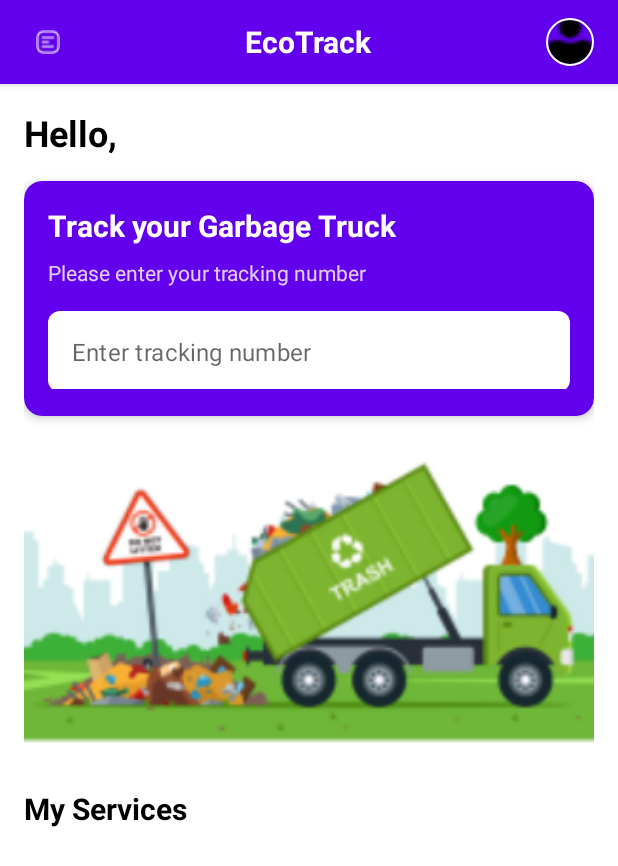
After one commit to MarckRamon/EcoTrack-Mobile, an Android app built with Jetpack Compose: the HomeActivity screen opened directly, with no data from a screen before it, on a phone screen of 412 x 824 dp. The commit adds this screen. Shown: the top 866 px of the screen. Run offline under Robolectric (Android 15) with nearby library versions, the phone set to English and light mode, and no system bars; our stand-ins replace CircleImageView.

Commit message:
Added Home/Dashboard

```diff
--- a/app/build.gradle.kts
+++ b/app/build.gradle.kts
@@ -60,5 +60,8 @@ dependencies {
     androidTestImplementation(libs.androidx.ui.test.junit4)
     debugImplementation(libs.androidx.ui.tooling)
     debugImplementation(libs.androidx.ui.test.manifest)
+
     implementation(libs.material)
+    implementation(libs.circleimageview)
+    implementation("androidx.cardview:cardview:1.0.0")
 }
--- /dev/null
+++ b/app/src/main/java/com/example/ecotrack/HomeActivity.kt
@@ -0,0 +1,97 @@
+package com.example.ecotrack
+
+import androidx.appcompat.app.AppCompatActivity
+import android.os.Bundle
+import android.view.View
+import android.widget.ImageButton
+import androidx.appcompat.widget.Toolbar
+import androidx.recyclerview.widget.RecyclerView
+import com.google.android.material.textfield.TextInputEditText
+import de.hdodenhof.circleimageview.CircleImageView
+import android.widget.TextView
+import android.widget.Toast
+import android.view.inputmethod.EditorInfo
+import androidx.recyclerview.widget.LinearLayoutManager
+
+class HomeActivity : AppCompatActivity() {
+    override fun onCreate(savedInstanceState: Bundle?) {
+        try {
+            super.onCreate(savedInstanceState)
+            setContentView(R.layout.activity_home)
+
+            supportActionBar?.hide()
+
+            // Set up toolbar
+            val toolbar = findViewById<Toolbar>(R.id.toolbar)
+            setSupportActionBar(toolbar)
+            supportActionBar?.setDisplayShowTitleEnabled(false)
+
+            // Initialize views
+            val menuIcon = findViewById<ImageButton>(R.id.menu_icon)
+            val profileIcon = findViewById<CircleImageView>(R.id.profile_icon)
+            val greetingText = findViewById<TextView>(R.id.greeting)
+            val trackingNumberInput = findViewById<TextInputEditText>(R.id.tracking_number_input)
+            val servicesRecyclerView = findViewById<RecyclerView>(R.id.services_recycler_view)
+
+            // Set up click listeners
+            menuIcon.setOnClickListener {
+                // Handle menu click
+                // TODO: Implement navigation drawer or menu functionality
+            }
+
+            profileIcon.setOnClickListener {
+                // Handle profile click
+                // TODO: Navigate to profile screen
+            }
+
+            // Set up greeting text
+            greetingText.text = getString(R.string.welcome_message) + " ${getUserName()}"
+
+            // Set up tracking input
+            trackingNumberInput.setOnEditorActionListener { _, actionId, _ ->
+                if (actionId == EditorInfo.IME_ACTION_SEARCH) {
+                    handleTrackingSearch(trackingNumberInput.text.toString())
+                    true
+                } else {
+                    false
+                }
+            }
+
+            // Set up RecyclerView for services
+            setupServicesRecyclerView(servicesRecyclerView)
+        } catch (e: Exception) {
+            e.printStackTrace()
+            Toast.makeText(this, "Error: ${e.message}", Toast.LENGTH_LONG).show()
+        }
+    }
+
+    private fun getUserName(): String {
+        // TODO: Get actual user name from preferences or backend
+        return "User"
+    }
+
+    private fun handleTrackingSearch(trackingNumber: String) {
+        if (trackingNumber.isNotEmpty()) {
+            // TODO: Implement tracking search functionality
+            Toast.makeText(this, "Searching for tracking number: $trackingNumber", Toast.LENGTH_SHORT).show()
+        }
+    }
+
+    private fun setupServicesRecyclerView(recyclerView: RecyclerView) {
+        val services = listOf(
+            ServiceItem("Courier", "70K+ Couriers", R.drawable.ic_garbage_truck),
+            ServiceItem("Express", "Next Day Delivery", R.drawable.ic_garbage_truck),
+            ServiceItem("Economy", "3-5 Days Delivery", R.drawable.ic_garbage_truck)
+        )
+
+        recyclerView.layoutManager = LinearLayoutManager(this, LinearLayoutManager.HORIZONTAL, false)
+        recyclerView.adapter = ServicesAdapter(services)
+    }
+}
+
+// Data class for service items
+data class ServiceItem(
+    val title: String,
+    val description: String,
+    val iconResId: Int
+)
--- a/app/src/main/java/com/example/ecotrack/LoginActivity.kt
+++ b/app/src/main/java/com/example/ecotrack/LoginActivity.kt
@@ -19,6 +19,7 @@ class LoginActivity : AppCompatActivity() {
         val password = findViewById<EditText>(R.id.et_password)
         val btnLogin = findViewById<Button>(R.id.btn_login)
         val btnRegister = findViewById<Button>(R.id.btn_register)
+        val btnTest = findViewById<Button>(R.id.btn_test)
 
         btnLogin.setOnClickListener {
             if (email.text.toString().isNotEmpty() && password.text.toString().isNotEmpty()) {
@@ -34,5 +35,9 @@ class LoginActivity : AppCompatActivity() {
         btnRegister.setOnClickListener {
             startActivity(Intent(this, RegisterActivity::class.java))
         }
+
+        btnTest.setOnClickListener {
+            startActivity(Intent(this, HomeActivity::class.java))
+        }
     }
 }
--- /dev/null
+++ b/app/src/main/res/drawable/edit_text_background.xml
@@ -0,0 +1,5 @@
+<?xml version="1.0" encoding="utf-8"?>
+<shape xmlns:android="http://schemas.android.com/apk/res/android">
+    <solid android:color="#40FFFFFF" />
+    <corners android:radius="8dp" />
+</shape>
--- /dev/null
+++ b/app/src/main/res/layout/activity_home.xml
@@ -0,0 +1,167 @@
+<?xml version="1.0" encoding="utf-8"?>
+<androidx.coordinatorlayout.widget.CoordinatorLayout xmlns:android="http://schemas.android.com/apk/res/android"
+    xmlns:app="http://schemas.android.com/apk/res-auto"
+    android:layout_width="match_parent"
+    android:layout_height="match_parent"
+    android:background="@color/white">
+
+    <com.google.android.material.appbar.AppBarLayout
+        android:id="@+id/appBarLayout"
+        android:layout_width="match_parent"
+        android:layout_height="wrap_content"
+        android:background="@color/purple_500">
+
+        <androidx.appcompat.widget.Toolbar
+            android:id="@+id/toolbar"
+            android:layout_width="match_parent"
+            android:layout_height="?attr/actionBarSize"
+            android:paddingStart="8dp"
+            android:paddingEnd="8dp">
+
+            <RelativeLayout
+                android:layout_width="match_parent"
+                android:layout_height="match_parent">
+
+                <ImageButton
+                    android:id="@+id/menu_icon"
+                    android:layout_width="32dp"
+                    android:layout_height="32dp"
+                    android:layout_centerVertical="true"
+                    android:background="?attr/selectableItemBackgroundBorderless"
+                    android:contentDescription="Menu"
+                    android:src="@drawable/ic_menu"
+                    android:tint="@color/white" />
+
+                <TextView
+                    android:id="@+id/app_name"
+                    android:layout_width="wrap_content"
+                    android:layout_height="wrap_content"
+                    android:layout_centerInParent="true"
+                    android:text="@string/app_name"
+                    android:textColor="@color/white"
+                    android:textSize="20sp"
+                    android:textStyle="bold" />
+
+                <de.hdodenhof.circleimageview.CircleImageView
+                    android:id="@+id/profile_icon"
+                    android:layout_width="32dp"
+                    android:layout_height="32dp"
+                    android:layout_alignParentEnd="true"
+                    android:layout_centerVertical="true"
+                    android:src="@drawable/ic_person"
+                    app:civ_border_color="@color/white"
+                    app:civ_border_width="1dp" />
+            </RelativeLayout>
+        </androidx.appcompat.widget.Toolbar>
+    </com.google.android.material.appbar.AppBarLayout>
+
+    <androidx.core.widget.NestedScrollView
+        android:layout_width="match_parent"
+        android:layout_height="match_parent"
+        app:layout_behavior="@string/appbar_scrolling_view_behavior">
+
+        <LinearLayout
+            android:layout_width="match_parent"
+            android:layout_height="wrap_content"
+            android:orientation="vertical"
+            android:padding="16dp">
+
+            <TextView
+                android:id="@+id/greeting"
+                android:layout_width="wrap_content"
+                android:layout_height="wrap_content"
+                android:text="Hello, "
+                android:textColor="@color/black"
+                android:textSize="24sp"
+                android:textStyle="bold" />
+
+            <com.google.android.material.card.MaterialCardView
+                android:layout_width="match_parent"
+                android:layout_height="wrap_content"
+                android:layout_marginTop="16dp"
+                app:cardBackgroundColor="@color/purple_500"
+                app:cardCornerRadius="12dp"
+                app:cardElevation="4dp">
+
+                <LinearLayout
+                    android:layout_width="match_parent"
+                    android:layout_height="wrap_content"
+                    android:orientation="vertical"
+                    android:padding="16dp">
+
+                    <TextView
+                        android:id="@+id/track_shipment"
+                        android:layout_width="wrap_content"
+                        android:layout_height="wrap_content"
+                        android:text="Track your Garbage Truck"
+                        android:textColor="@color/white"
+                        android:textSize="20sp"
+                        android:textStyle="bold" />
+
+                    <TextView
+                        android:id="@+id/enter_tracking_number"
+                        android:layout_width="wrap_content"
+                        android:layout_height="wrap_content"
+                        android:layout_marginTop="8dp"
+                        android:text="Please enter your tracking number"
+                        android:textColor="@color/white"
+                        android:alpha="0.8"
+                        android:textSize="14sp" />
+
+                    <com.google.android.material.textfield.TextInputLayout
+                        android:layout_width="match_parent"
+                        android:layout_height="wrap_content"
+                        android:layout_marginTop="16dp"
+                        app:boxBackgroundColor="@color/white"
+                        app:boxCornerRadiusBottomEnd="8dp"
+                        app:boxCornerRadiusBottomStart="8dp"
+                        app:boxCornerRadiusTopEnd="8dp"
+                        app:boxCornerRadiusTopStart="8dp"
+                        app:hintEnabled="false">
+
+                        <com.google.android.material.textfield.TextInputEditText
+                            android:id="@+id/tracking_number_input"
+                            android:layout_width="match_parent"
+                            android:layout_height="wrap_content"
+                            android:hint="Enter tracking number"
+                            android:inputType="text"
+                            android:maxLines="1"
+                            android:padding="16dp" />
+
+                    </com.google.android.material.textfield.TextInputLayout>
+                </LinearLayout>
+            </com.google.android.material.card.MaterialCardView>
+
+            <ImageView
+                android:id="@+id/delivery_image"
+                android:layout_width="match_parent"
+                android:layout_height="200dp"
+                android:layout_marginTop="24dp"
+                android:contentDescription="Delivery Illustration"
+                android:scaleType="centerCrop"
+                android:src="@drawable/background_mid" />
+
+            <TextView
+                android:id="@+id/my_service"
+                android:layout_width="wrap_content"
+                android:layout_height="wrap_content"
+                android:layout_marginTop="24dp"
+                android:text="My Services"
+                android:textColor="@color/black"
+                android:textSize="20sp"
+                android:textStyle="bold" />
+
+            <androidx.recyclerview.widget.RecyclerView
+                android:id="@+id/services_recycler_view"
+                android:layout_width="match_parent"
+                android:layout_height="wrap_content"
+                android:layout_marginTop="16dp"
+                android:clipToPadding="false"
+                android:orientation="horizontal"
+                android:paddingStart="4dp"
+                android:paddingEnd="4dp"
+                app:layoutManager="androidx.recyclerview.widget.LinearLayoutManager" />
+
+        </LinearLayout>
+    </androidx.core.widget.NestedScrollView>
+</androidx.coordinatorlayout.widget.CoordinatorLayout>
--- a/app/src/main/res/values/colors.xml
+++ b/app/src/main/res/values/colors.xml
@@ -7,4 +7,9 @@
     <color name="teal_700">#FF018786</color>
     <color name="black">#FF000000</color>
     <color name="white">#FFFFFFFF</color>
+    <color name="dark_blue">#1C1939</color>
+    <color name="orange">#FF5C00</color>
+    <color name="gray">#666666</color>
+    <color name="hint_text_color">#999999</color>
+    <color name="purple_background">#6C63FF</color>
 </resources>
--- a/gradle/libs.versions.toml
+++ b/gradle/libs.versions.toml
@@ -12,6 +12,7 @@ appcompat = "1.6.1"
 material = "1.10.0"
 activity = "1.8.0"
 constraintlayout = "2.1.4"
+circleimageview = "3.1.0"
 
 [libraries]
 androidx-core-ktx = { group = "androidx.core", name = "core-ktx", version.ref = "coreKtx" }
@@ -32,6 +33,7 @@ androidx-appcompat = { group = "androidx.appcompat", name = "appcompat", version
 material = { group = "com.google.android.material", name = "material", version.ref = "material" }
 androidx-activity = { group = "androidx.activity", name = "activity", version.ref = "activity" }
 androidx-constraintlayout = { group = "androidx.constraintlayout", name = "constraintlayout", version.ref = "constraintlayout" }
+circleimageview = { group = "de.hdodenhof", name = "circleimageview", version.ref = "circleimageview" }
 
 [plugins]
 android-application = { id = "com.android.application", version.ref = "agp" }
```
Also changed, not shown: app/src/main/AndroidManifest.xml (+11 -0 lines), app/src/main/java/com/example/ecotrack/ServicesAdapter.kt (added, +33 -0 lines), app/src/main/res/drawable/gradient_background.xml (added, +8 -0 lines), app/src/main/res/layout/activity_login.xml (+9 -0 lines), app/src/main/res/layout/service_item.xml (added, +44 -0 lines), app/src/main/res/values/strings.xml (+8 -0 lines), app/src/main/res/drawable/background_mid.png (added), app/src/main/res/drawable/ic_garbage_truck.png (added), app/src/main/res/drawable/ic_menu.png (added).
